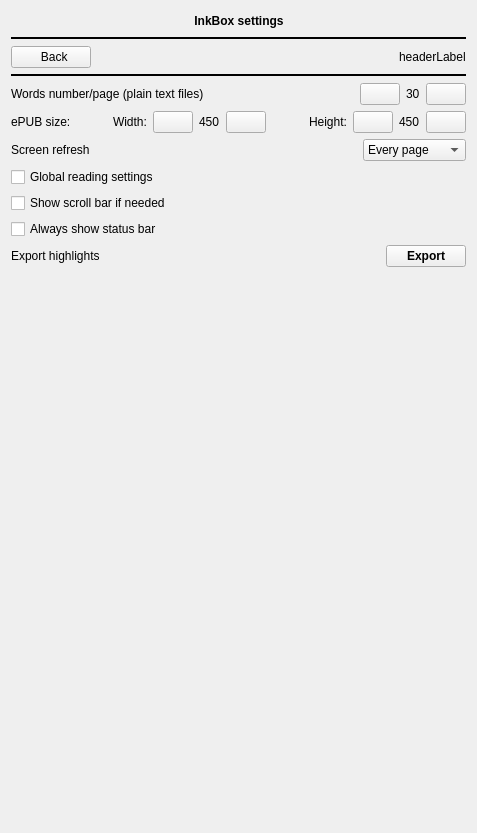
Before: the Qt Designer form src/settings/settings.ui in Quill-OS/quill, drawn with Qt 5.
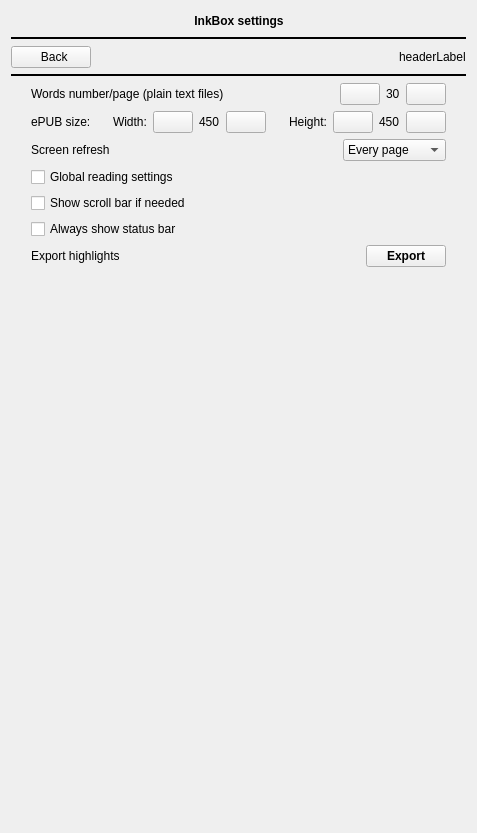
After: the same form once the commit is applied. The open tabs and pages were chosen to show the change. Icons and pictures are not drawn.

Patch:
```diff
--- a/src/settings/settings.ui
+++ b/src/settings/settings.ui
@@ -347,13 +347,13 @@
      <widget class="QWidget" name="Reading">
       <layout class="QVBoxLayout" name="verticalLayout_8">
        <property name="leftMargin">
-        <number>0</number>
+        <number>20</number>
        </property>
        <property name="topMargin">
         <number>0</number>
        </property>
        <property name="rightMargin">
-        <number>0</number>
+        <number>20</number>
        </property>
        <property name="bottomMargin">
         <number>0</number>
```
Left out of the diff: 20 changed lines with no effect on the pictures.
